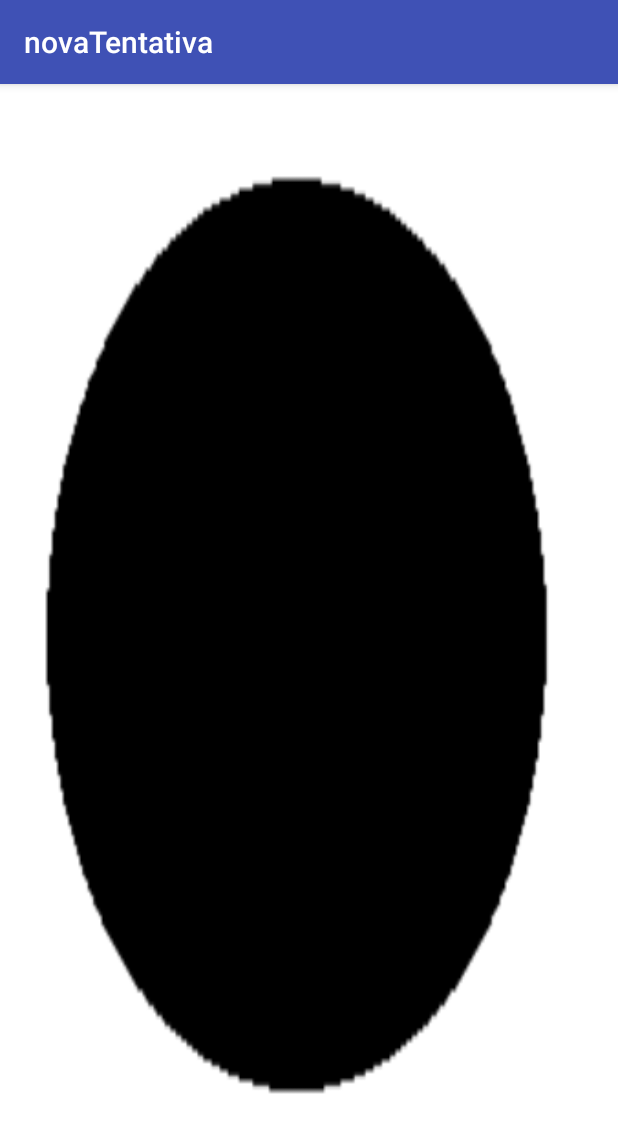
After one commit to DanielSoaresRocha/AplicacaoClienteServidor, an Android app: the Jogar screen opened directly, with no data from a screen before it, on a phone screen of 412 x 824 dp. The commit adds this screen. Shown: the top 1133 px of the screen. Run offline under Robolectric (Android 15) with nearby library versions, the phone set to English and light mode, and no system bars.

Commit message:
problemas para mudar imagem

```diff
--- a/novaTentativa/app/src/main/AndroidManifest.xml
+++ b/novaTentativa/app/src/main/AndroidManifest.xml
@@ -22,6 +22,7 @@
                 <category android:name="android.intent.category.LAUNCHER" />
             </intent-filter>
         </activity>
+        <activity android:name=".Jogar"></activity>
     </application>
 
 </manifest>
--- /dev/null
+++ b/novaTentativa/app/src/main/java/com/example/bolsista/novatentativa/Jogar.java
@@ -0,0 +1,45 @@
+package com.example.bolsista.novatentativa;
+
+import android.support.v7.app.AppCompatActivity;
+import android.os.Bundle;
+import android.view.View;
+import android.widget.Button;
+
+public class Jogar extends AppCompatActivity {
+    Button imagemButton;
+
+    @Override
+    protected void onCreate(Bundle savedInstanceState) {
+        super.onCreate(savedInstanceState);
+        setContentView(R.layout.activity_jogar);
+
+        inicializar();
+        escutar();
+
+
+    }
+
+    private void escutar() {
+
+        imagemButton.setOnClickListener(new View.OnClickListener() {
+            @Override
+            public void onClick(View v) {
+                MainActivity.enviar2();
+            }
+        });
+
+    }
+
+    private void inicializar() {
+        imagemButton = findViewById(R.id.imagemButton);
+    }
+
+
+    public Button getImagemButton() {
+        return imagemButton;
+    }
+
+    public void setImagemButton(Button imagemButton) {
+        this.imagemButton = imagemButton;
+    }
+}
--- /dev/null
+++ b/novaTentativa/app/src/main/res/layout/activity_jogar.xml
@@ -0,0 +1,18 @@
+<?xml version="1.0" encoding="utf-8"?>
+<android.support.constraint.ConstraintLayout xmlns:android="http://schemas.android.com/apk/res/android"
+    xmlns:app="http://schemas.android.com/apk/res-auto"
+    xmlns:tools="http://schemas.android.com/tools"
+    android:layout_width="match_parent"
+    android:layout_height="match_parent"
+    tools:context="com.example.bolsista.novatentativa.Jogar">
+
+    <Button
+        android:id="@+id/imagemButton"
+        android:layout_width="match_parent"
+        android:layout_height="match_parent"
+        android:background="@drawable/circulo"
+        app:layout_constraintBottom_toBottomOf="parent"
+        app:layout_constraintEnd_toEndOf="parent"
+        app:layout_constraintStart_toStartOf="parent"
+        app:layout_constraintTop_toTopOf="parent" />
+</android.support.constraint.ConstraintLayout>
```
Also changed, not shown: novaTentativa/app/src/main/java/com/example/bolsista/novatentativa/Cliente.java (+33 -24 lines), novaTentativa/app/src/main/java/com/example/bolsista/novatentativa/GerenciadorDeClientes.java (+77 -43 lines), novaTentativa/app/src/main/java/com/example/bolsista/novatentativa/MainActivity.java (+28 -8 lines), novaTentativa/app/src/main/res/layout/activity_main.xml (+11 -4 lines), novaTentativa/app/build.gradle (line endings or trailing spaces).
